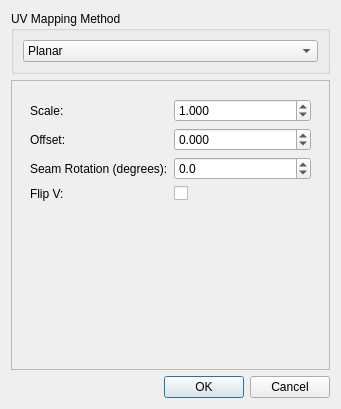
The window that ui/UVGenerationDialog.ui (sharjith/ModelViewer-Qt) describes before a commit, drawn with Qt 5.
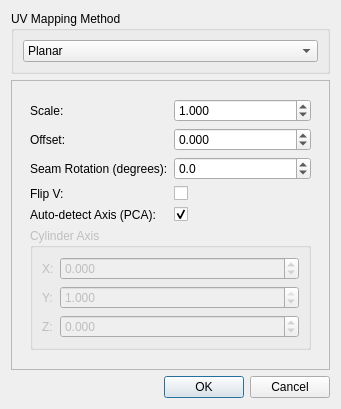
The same window after the commit. The open tabs and pages were chosen to show the change.

What changed in the file:
```diff
--- a/ui/UVGenerationDialog.ui
+++ b/ui/UVGenerationDialog.ui
@@ -239,6 +239,107 @@
              </property>
             </widget>
            </item>
+           <item row="4" column="0">
+            <widget class="QLabel" name="label_CylAutoDetectAxis">
+             <property name="text">
+              <string>Auto-detect Axis (PCA):</string>
+             </property>
+            </widget>
+           </item>
+           <item row="4" column="1">
+            <widget class="QCheckBox" name="checkBox_CylAutoDetectAxis">
+             <property name="toolTip">
+              <string>Detect the cylinder's axis automatically from its geometry. Uncheck to enter the axis manually below.</string>
+             </property>
+             <property name="text">
+              <string/>
+             </property>
+             <property name="checked">
+              <bool>true</bool>
+             </property>
+            </widget>
+           </item>
+           <item row="5" column="0" colspan="2">
+            <widget class="QGroupBox" name="groupBox_CylAxis">
+             <property name="enabled">
+              <bool>false</bool>
+             </property>
+             <property name="title">
+              <string>Cylinder Axis</string>
+             </property>
+             <layout class="QFormLayout" name="formLayout_CylAxis">
+              <item row="0" column="0">
+               <widget class="QLabel" name="label_CylAxisX">
+                <property name="text">
+                 <string>X:</string>
+                </property>
+               </widget>
+              </item>
+              <item row="0" column="1">
+               <widget class="QDoubleSpinBox" name="spinBox_CylAxisX">
+                <property name="decimals">
+                 <number>3</number>
+                </property>
+                <property name="minimum">
+                 <double>-1.000000000000000</double>
+                </property>
+                <property name="maximum">
+                 <double>1.000000000000000</double>
+                </property>
+                <property name="value">
+                 <double>0.000000000000000</double>
+                </property>
+               </widget>
+              </item>
+              <item row="1" column="0">
+               <widget class="QLabel" name="label_CylAxisY">
+                <property name="text">
+                 <string>Y:</string>
+                </property>
+               </widget>
+              </item>
+              <item row="1" column="1">
+               <widget class="QDoubleSpinBox" name="spinBox_CylAxisY">
+                <property name="decimals">
+                 <number>3</number>
+                </property>
+                <property name="minimum">
+                 <double>-1.000000000000000</double>
+                </property>
+                <property name="maximum">
+                 <double>1.000000000000000</double>
+                </property>
+                <property name="value">
+                 <double>1.000000000000000</double>
+                </property>
+               </widget>
+              </item>
+              <item row="2" column="0">
+               <widget class="QLabel" name="label_CylAxisZ">
+                <property name="text">
+                 <string>Z:</string>
+                </property>
+               </widget>
+              </item>
+              <item row="2" column="1">
+               <widget class="QDoubleSpinBox" name="spinBox_CylAxisZ">
+                <property name="decimals">
+                 <number>3</number>
+                </property>
+                <property name="minimum">
+                 <double>-1.000000000000000</double>
+                </property>
+                <property name="maximum">
+                 <double>1.000000000000000</double>
+                </property>
+                <property name="value">
+                 <double>0.000000000000000</double>
+                </property>
+               </widget>
+              </item>
+             </layout>
+            </widget>
+           </item>
           </layout>
          </widget>
          <widget class="QWidget" name="page_Spherical">
```
